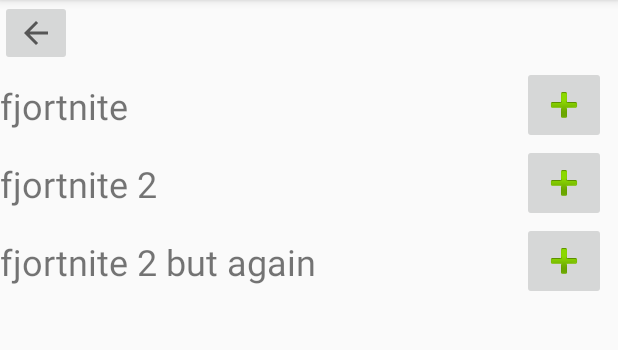
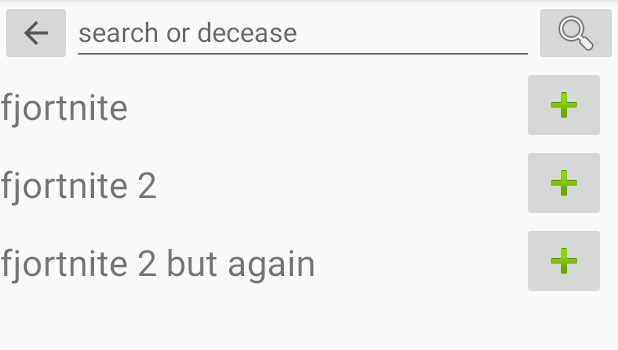
Before and after one commit to TheSnazzmaster/GamerGameSales, an Android app: the AddGameFragment screen opened through its navigation route, on a phone screen of 412 x 824 dp, the part 84-434 px from its top. Run offline under Robolectric (Android 15) with nearby library versions, the phone set to English and light mode, and no system bars.

Commit message:
little bit of stuff, and a wee bit of things

```diff
--- a/app/src/main/java/com/honorsmobileapps/mathers/gamergamesales/AddGameFragment.kt
+++ b/app/src/main/java/com/honorsmobileapps/mathers/gamergamesales/AddGameFragment.kt
@@ -21,6 +21,7 @@ class AddGameFragment : Fragment() {
     private val viewModel: MainViewModel by viewModels()
     private var _binding: FragmentAddGameBinding? = null
     private val binding get() = _binding!!
+    private var searchText = ""
 
     override fun onCreateView(
         inflater: LayoutInflater, container: ViewGroup?,
@@ -30,13 +31,16 @@ class AddGameFragment : Fragment() {
         val rootView = binding.root
 
 
-
         val mAdapter = AddGameAdapter(viewModel.getOnlineGameList()!!) { gameSaleInfo: GameSaleInfo ->
             viewModel.addGame(gameSaleInfo)
             Toast.makeText(getActivity(), "help" + gameSaleInfo.name, Toast.LENGTH_SHORT).show()
         }
         binding.RecyclerView.adapter = mAdapter
 
+        binding.searchButton.setOnClickListener {
+            viewModel.search(binding.searchEditText.text.toString())
+            (binding.RecyclerView.adapter as AddGameAdapter).notifyDataSetChanged()
+        }
 
         return rootView
     }
--- a/app/src/main/java/com/honorsmobileapps/mathers/gamergamesales/ui/main/MainViewModel.kt
+++ b/app/src/main/java/com/honorsmobileapps/mathers/gamergamesales/ui/main/MainViewModel.kt
@@ -41,5 +41,12 @@ class MainViewModel : ViewModel() {
     fun addGame(game: GameSaleInfo){
         _gameSaleInfoList.value?.add(game)
     }
+    fun search(name: String){
+        _onlineGameList.value = mutableListOf<GameSaleInfo>(
+            GameSaleInfo(name,27.99),
+            GameSaleInfo(name + " 2",28.99),
+            GameSaleInfo(name + " 2 but again",29.99)
+        )
+    }
 
 }
--- a/app/src/main/res/layout/fragment_add_game.xml
+++ b/app/src/main/res/layout/fragment_add_game.xml
@@ -16,6 +16,7 @@
         app:layout_constraintTop_toTopOf="parent" />
 
     <ScrollView
+        android:id="@+id/scrollView3"
         android:layout_width="match_parent"
         android:layout_height="wrap_content"
         app:layout_constraintEnd_toEndOf="parent"
@@ -33,7 +34,29 @@
                 android:layout_width="match_parent"
                 android:layout_height="wrap_content"
                 app:layoutManager="androidx.recyclerview.widget.LinearLayoutManager" />
+
         </LinearLayout>
     </ScrollView>
 
+    <EditText
+        android:id="@+id/searchEditText"
+        android:layout_width="0dp"
+        android:layout_height="0dp"
+        android:ems="10"
+        android:hint="search or decease"
+        android:inputType="textPersonName"
+        app:layout_constraintBottom_toTopOf="@+id/scrollView3"
+        app:layout_constraintEnd_toStartOf="@+id/searchButton"
+        app:layout_constraintStart_toEndOf="@+id/imageButton"
+        app:layout_constraintTop_toTopOf="parent" />
+
+    <ImageButton
+        android:id="@+id/searchButton"
+        android:layout_width="wrap_content"
+        android:layout_height="0dp"
+        android:src="@android:drawable/ic_menu_search"
+        app:layout_constraintBottom_toTopOf="@+id/scrollView3"
+        app:layout_constraintEnd_toEndOf="parent"
+        app:layout_constraintTop_toTopOf="parent" />
+
 </androidx.constraintlayout.widget.ConstraintLayout>
```
